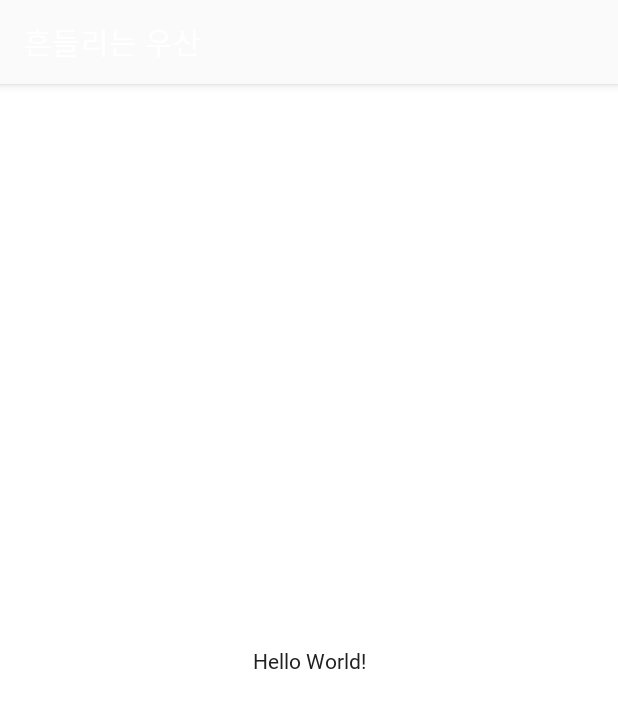
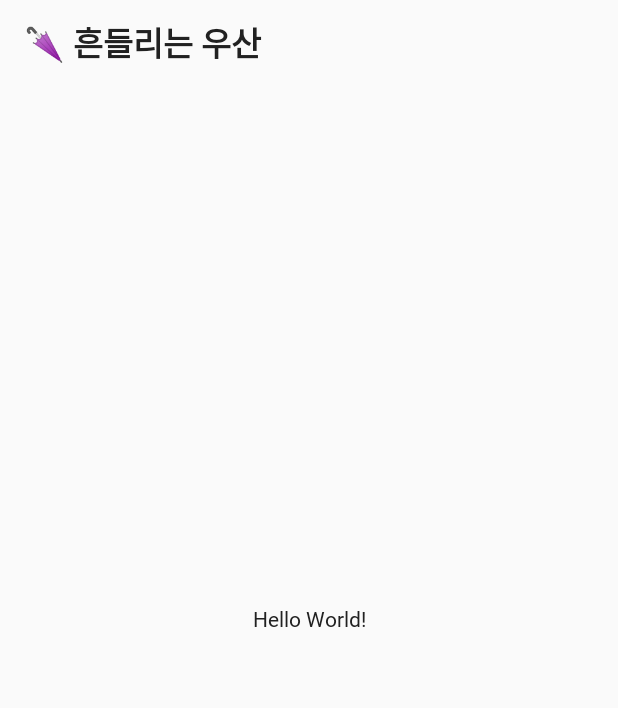
Before and after one commit to SkyLightQP/MovingUmbrella, an Android app: the screen it shows after launch (MainActivity), on a phone screen of 412 x 824 dp. Shown: the top 708 px of the screen. Run offline under Robolectric (Android 15) with nearby library versions, the phone set to English and light mode, and no system bars.

Commit message:
feat(android): 커스텀 툴바 구현

```diff
--- a/android/app/src/main/java/me/daegyeo/movingumbrella/MainActivity.kt
+++ b/android/app/src/main/java/me/daegyeo/movingumbrella/MainActivity.kt
@@ -1,11 +1,18 @@
 package me.daegyeo.movingumbrella
 
+import android.os.Bundle
 import androidx.appcompat.app.AppCompatActivity
-import android.os.Bundle
+import androidx.appcompat.widget.Toolbar
 
 class MainActivity : AppCompatActivity() {
     override fun onCreate(savedInstanceState: Bundle?) {
         super.onCreate(savedInstanceState)
         setContentView(R.layout.activity_main)
+        registerToolbar()
+    }
+
+    private fun registerToolbar() {
+        val toolbar = findViewById<Toolbar>(R.id.new_toolbar)
+        setSupportActionBar(toolbar)
     }
 }
--- a/android/app/src/main/res/layout/activity_main.xml
+++ b/android/app/src/main/res/layout/activity_main.xml
@@ -5,6 +5,9 @@
     android:layout_width="match_parent"
     android:layout_height="match_parent"
     tools:context=".MainActivity">
+
+    <include
+        layout="@layout/activity_new_toolbar"/>
 
     <TextView
         android:layout_width="wrap_content"
--- /dev/null
+++ b/android/app/src/main/res/layout/activity_new_toolbar.xml
@@ -0,0 +1,47 @@
+<?xml version="1.0" encoding="utf-8"?>
+<androidx.constraintlayout.widget.ConstraintLayout xmlns:android="http://schemas.android.com/apk/res/android"
+    xmlns:app="http://schemas.android.com/apk/res-auto"
+    android:layout_width="match_parent"
+    android:layout_height="?attr/actionBarSize"
+>
+
+    <androidx.appcompat.widget.Toolbar
+        android:id="@+id/new_toolbar"
+        android:layout_width="match_parent"
+        android:layout_height="match_parent"
+        android:background="?attr/colorPrimary"
+        app:layout_constraintBottom_toBottomOf="parent"
+        app:layout_constraintEnd_toEndOf="parent"
+        app:layout_constraintStart_toStartOf="parent"
+        app:layout_constraintTop_toTopOf="parent">
+
+        <androidx.constraintlayout.widget.ConstraintLayout
+            android:layout_width="match_parent"
+            android:layout_height="match_parent">
+
+            <androidx.constraintlayout.widget.Guideline
+                android:layout_width="wrap_content"
+                android:layout_height="wrap_content"
+                android:orientation="horizontal"
+                app:layout_constraintGuide_percent="0.25" />
+
+            <TextView
+                android:id="@+id/actionbar_title"
+                android:layout_width="wrap_content"
+                android:layout_height="wrap_content"
+                android:text="@string/title"
+                android:textSize="22sp"
+                android:textStyle="bold"
+                app:layout_constraintBottom_toBottomOf="parent"
+                app:layout_constraintStart_toStartOf="parent"
+                app:layout_constraintTop_toTopOf="parent" />
+
+            <androidx.constraintlayout.widget.Guideline
+                android:layout_width="wrap_content"
+                android:layout_height="wrap_content"
+                android:orientation="horizontal"
+                app:layout_constraintGuide_percent="0.75" />
+
+        </androidx.constraintlayout.widget.ConstraintLayout>
+    </androidx.appcompat.widget.Toolbar>
+</androidx.constraintlayout.widget.ConstraintLayout>
--- a/android/app/src/main/res/values/strings.xml
+++ b/android/app/src/main/res/values/strings.xml
@@ -1,3 +1,4 @@
 <resources>
     <string name="app_name">흔들리는 우산</string>
+    <string name="title">🌂 흔들리는 우산</string>
 </resources>
--- a/android/app/src/main/res/values/themes.xml
+++ b/android/app/src/main/res/values/themes.xml
@@ -1,5 +1,5 @@
 <resources xmlns:tools="http://schemas.android.com/tools">
-    <style name="Theme.MovingUmbrella" parent="Theme.MaterialComponents.DayNight.DarkActionBar">
+    <style name="Theme.MovingUmbrella" parent="Theme.AppCompat.Light.NoActionBar">
         <item name="colorPrimary">#fafafa</item>
         <item name="colorPrimaryVariant">#c7c7c7</item>
         <item name="colorOnPrimary">@color/white</item>
```
